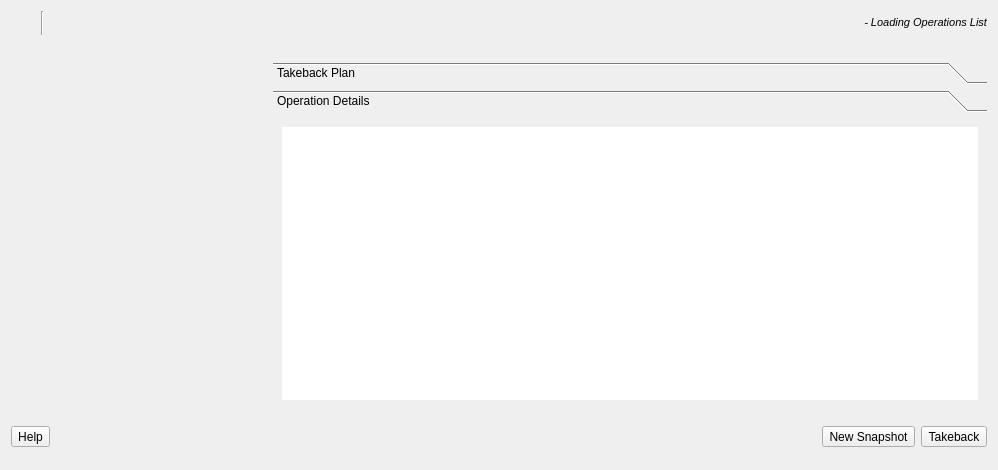
Qt form kde4/history-manager/ui/mainwindow.ui (pars-linux/uludag) before a commit.
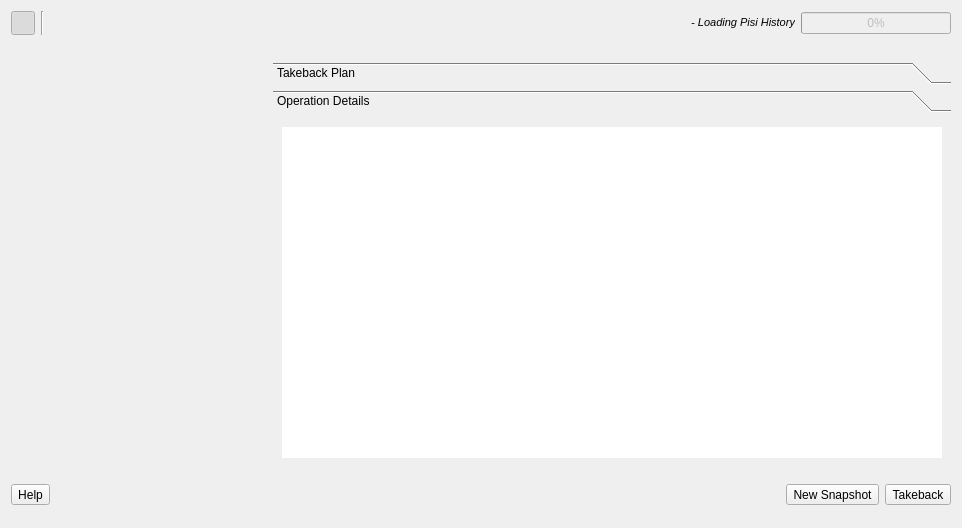
The same form after that commit. Icons and pictures are not drawn.

```diff
--- a/kde4/history-manager/ui/mainwindow.ui
+++ b/kde4/history-manager/ui/mainwindow.ui
@@ -5,8 +5,8 @@
    <rect>
     <x>0</x>
     <y>0</y>
-    <width>998</width>
-    <height>470</height>
+    <width>962</width>
+    <height>528</height>
    </rect>
   </property>
   <property name="windowTitle" >
@@ -45,6 +45,9 @@
        <property name="checkable" >
         <bool>true</bool>
        </property>
+       <property name="checked" >
+        <bool>true</bool>
+       </property>
        <property name="autoExclusive" >
         <bool>true</bool>
        </property>
@@ -284,7 +287,7 @@
         <enum>QFrame::Plain</enum>
        </property>
        <property name="text" >
-        <string>- Loading Operations List</string>
+        <string>- Loading Pisi History</string>
        </property>
        <property name="textFormat" >
         <enum>Qt::RichText</enum>
@@ -297,6 +300,34 @@
        </property>
       </widget>
      </item>
+     <item>
+      <widget class="QProgressBar" name="progressBar" >
+       <property name="enabled" >
+        <bool>false</bool>
+       </property>
+       <property name="sizePolicy" >
+        <sizepolicy vsizetype="Fixed" hsizetype="Minimum" >
+         <horstretch>0</horstretch>
+         <verstretch>0</verstretch>
+        </sizepolicy>
+       </property>
+       <property name="maximumSize" >
+        <size>
+         <width>150</width>
+         <height>16777215</height>
+        </size>
+       </property>
+       <property name="value" >
+        <number>0</number>
+       </property>
+       <property name="alignment" >
+        <set>Qt::AlignCenter</set>
+       </property>
+       <property name="format" >
+        <string>%p%</string>
+       </property>
+      </widget>
+     </item>
     </layout>
    </item>
    <item row="1" column="0" >
@@ -514,8 +545,8 @@
          <rect>
           <x>0</x>
           <y>0</y>
-          <width>718</width>
-          <height>280</height>
+          <width>682</width>
+          <height>335</height>
          </rect>
         </property>
         <attribute name="label" >
```
Left out of the diff: 30 changed lines with no effect on the pictures.
